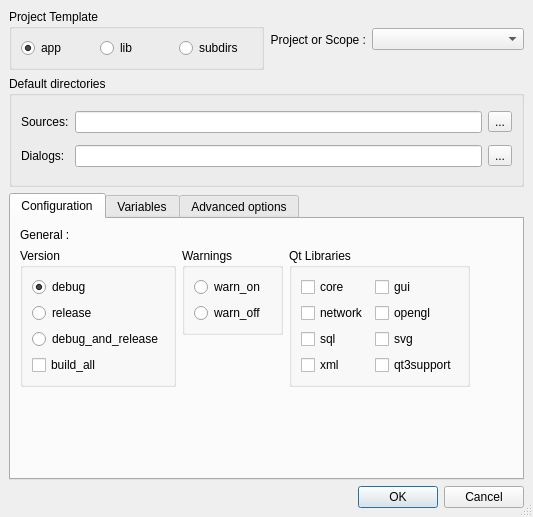
The window that ui/projectpropertie.ui (google-code-export/qdevelop) describes before a commit, drawn with Qt 5.
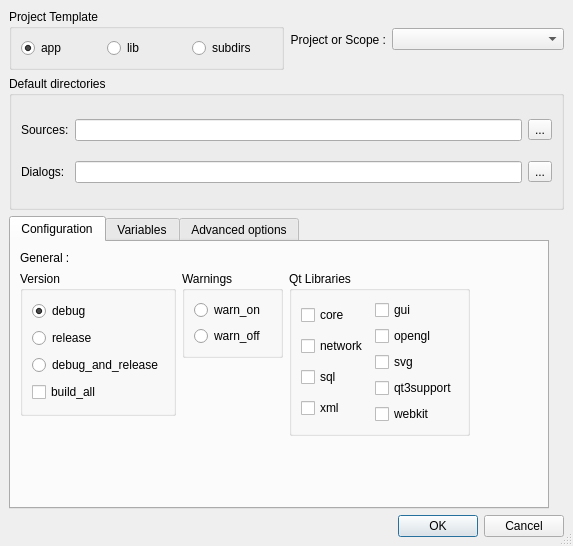
The same window after the commit. Icons and pictures are not drawn.

```diff
--- a/ui/projectpropertie.ui
+++ b/ui/projectpropertie.ui
@@ -5,8 +5,8 @@
    <rect>
     <x>0</x>
     <y>0</y>
-    <width>506</width>
-    <height>517</height>
+    <width>573</width>
+    <height>546</height>
    </rect>
   </property>
   <property name="sizePolicy" >
@@ -652,6 +652,13 @@
                           </property>
                          </widget>
                         </item>
+                        <item>
+                         <widget class="QCheckBox" name="webkit" >
+                          <property name="text" >
+                           <string>webkit</string>
+                          </property>
+                         </widget>
+                        </item>
                        </layout>
                       </item>
                      </layout>
```
